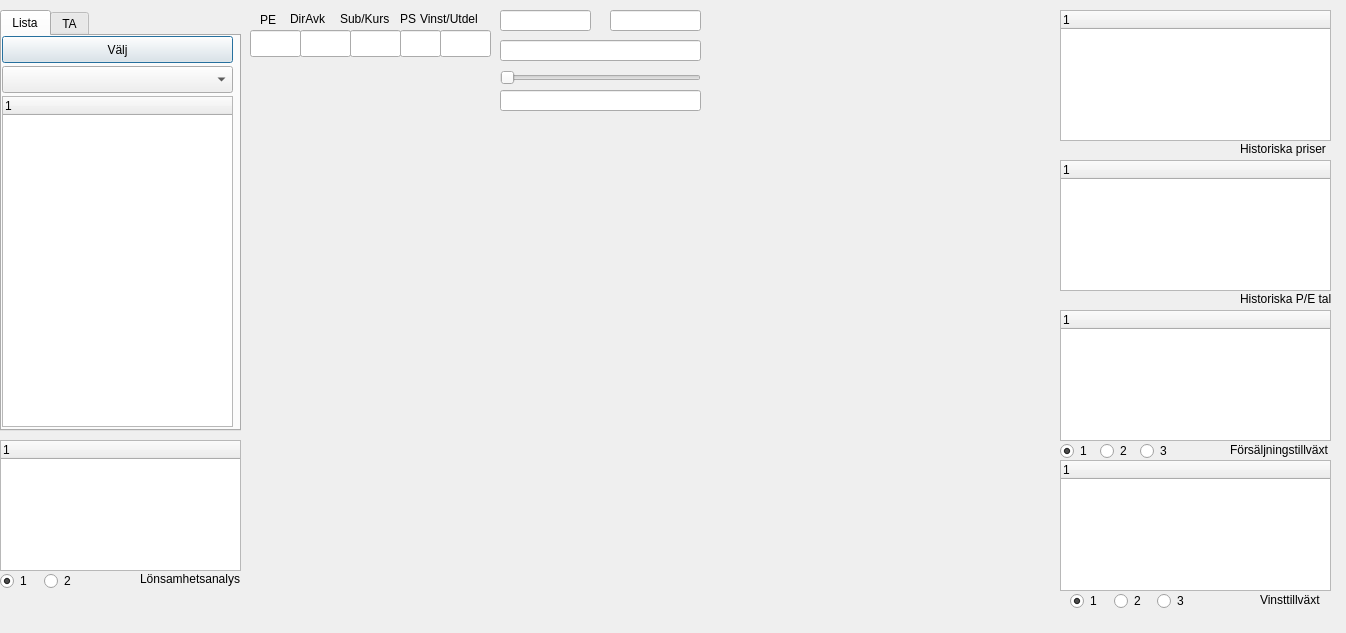
Above: TADlg.ui from ralex1975/jackStock before the change. Below: the same form after it.
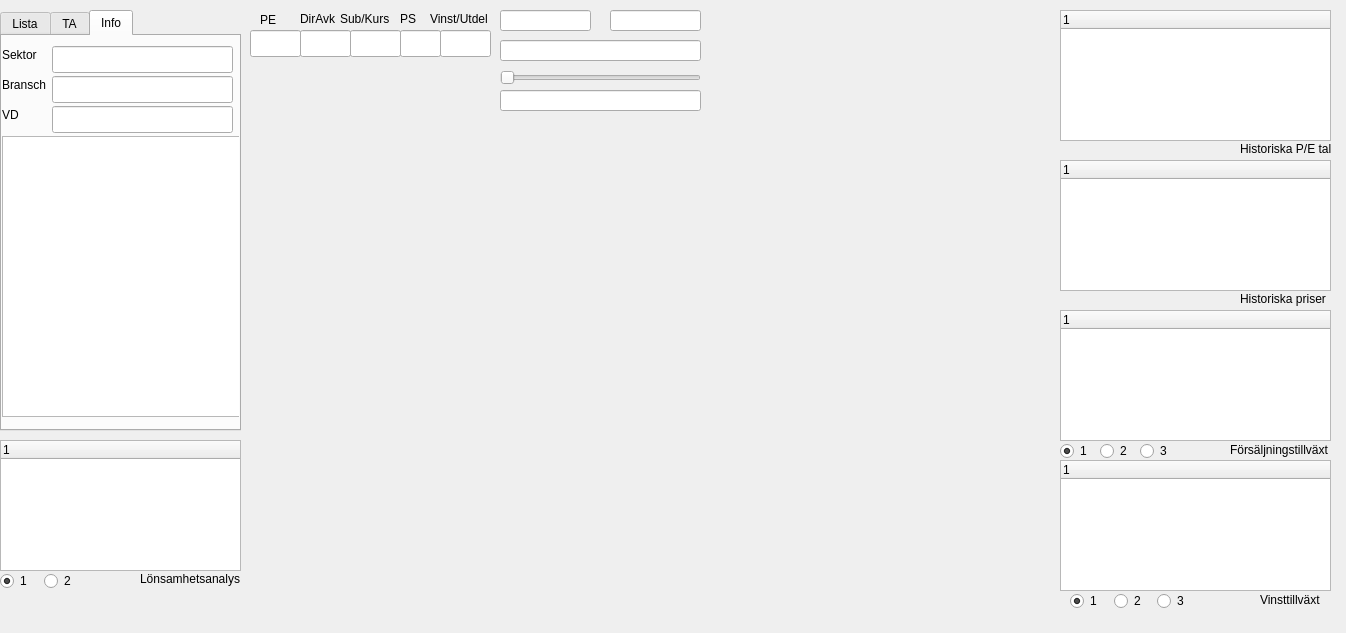
That is the form after the change. The open tabs and pages were chosen to show the change. Custom widgets are drawn as their Qt base class.

```diff
--- a/TADlg.ui
+++ b/TADlg.ui
@@ -47,7 +47,7 @@
    <property name="geometry">
     <rect>
      <x>1060</x>
-     <y>160</y>
+     <y>10</y>
      <width>271</width>
      <height>131</height>
     </rect>
@@ -90,7 +90,7 @@
    <property name="geometry">
     <rect>
      <x>730</x>
-     <y>10</y>
+     <y>160</y>
      <width>321</width>
      <height>131</height>
     </rect>
@@ -360,6 +360,120 @@
      </property>
     </widget>
    </widget>
+   <widget class="QWidget" name="tab_BussinessInfo">
+    <attribute name="title">
+     <string>Info</string>
+    </attribute>
+    <widget class="QTextEdit" name="textEditMoreInfoBussiness">
+     <property name="geometry">
+      <rect>
+       <x>0</x>
+       <y>100</y>
+       <width>241</width>
+       <height>281</height>
+      </rect>
+     </property>
+    </widget>
+    <widget class="QLabel" name="label_23">
+     <property name="geometry">
+      <rect>
+       <x>0</x>
+       <y>40</y>
+       <width>51</width>
+       <height>17</height>
+      </rect>
+     </property>
+     <property name="font">
+      <font>
+       <pointsize>9</pointsize>
+      </font>
+     </property>
+     <property name="text">
+      <string>Bransch</string>
+     </property>
+    </widget>
+    <widget class="QLineEdit" name="lineEditMoreInfoBransch_2">
+     <property name="geometry">
+      <rect>
+       <x>50</x>
+       <y>40</y>
+       <width>181</width>
+       <height>27</height>
+      </rect>
+     </property>
+     <property name="font">
+      <font>
+       <pointsize>9</pointsize>
+      </font>
+     </property>
+    </widget>
+    <widget class="QLabel" name="label_24">
+     <property name="geometry">
+      <rect>
+       <x>0</x>
+       <y>70</y>
+       <width>31</width>
+       <height>17</height>
+      </rect>
+     </property>
+     <property name="font">
+      <font>
+       <pointsize>9</pointsize>
+      </font>
+     </property>
+     <property name="text">
+      <string>VD</string>
+     </property>
+    </widget>
+    <widget class="QLabel" name="label_25">
+     <property name="geometry">
+      <rect>
+       <x>0</x>
+       <y>10</y>
+       <width>41</width>
+       <height>17</height>
+      </rect>
+     </property>
+     <property name="font">
+      <font>
+       <pointsize>9</pointsize>
+      </font>
+     </property>
+     <property name="text">
+      <string>Sektor</string>
+     </property>
+    </widget>
+    <widget class="QLineEdit" name="lineEditMoreInfoSector_2">
+     <property name="geometry">
+      <rect>
+       <x>50</x>
+       <y>10</y>
+       <width>181</width>
+       <height>27</height>
+      </rect>
+     </property>
+     <property name="font">
+      <font>
+       <pointsize>9</pointsize>
+      </font>
+     </property>
+    </widget>
+    <widget class="QLineEdit" name="lineEditMoreInfoexecutiveDirector_2">
+     <property name="geometry">
+      <rect>
+       <x>50</x>
+       <y>70</y>
+       <width>181</width>
+       <height>27</height>
+      </rect>
+     </property>
+     <property name="font">
+      <font>
+       <pointsize>9</pointsize>
+      </font>
+     </property>
+    </widget>
+   </widget>
   </widget>
   <widget class="QLineEdit" name="lineEditAssetName_3">
    <property name="geometry">
@@ -413,8 +527,8 @@
   <widget class="QLabel" name="labelOneDayProcentChange_3">
    <property name="geometry">
     <rect>
-     <x>90</x>
-     <y>10</y>
+     <x>430</x>
+     <y>90</y>
      <width>71</width>
      <height>17</height>
     </rect>
@@ -431,8 +545,8 @@
   <widget class="QLabel" name="labelLastPrice_3">
    <property name="geometry">
     <rect>
-     <x>180</x>
-     <y>10</y>
+     <x>430</x>
+     <y>60</y>
      <width>61</width>
      <height>17</height>
     </rect>
@@ -473,7 +587,7 @@
    <property name="geometry">
     <rect>
      <x>730</x>
-     <y>160</y>
+     <y>10</y>
      <width>321</width>
      <height>131</height>
     </rect>
@@ -530,7 +644,7 @@
   <widget class="QLabel" name="label_37">
    <property name="geometry">
     <rect>
-     <x>420</x>
+     <x>430</x>
      <y>10</y>
      <width>71</width>
      <height>17</height>
@@ -581,7 +695,7 @@
   <widget class="QLabel" name="label_36">
    <property name="geometry">
     <rect>
-     <x>290</x>
+     <x>300</x>
      <y>10</y>
      <width>41</width>
      <height>17</height>
@@ -761,7 +875,7 @@
    <property name="geometry">
     <rect>
      <x>1060</x>
-     <y>10</y>
+     <y>160</y>
      <width>271</width>
      <height>131</height>
     </rect>
@@ -904,7 +1018,7 @@
    <property name="geometry">
     <rect>
      <x>1240</x>
-     <y>290</y>
+     <y>140</y>
      <width>91</width>
      <height>17</height>
     </rect>
@@ -922,7 +1036,7 @@
    <property name="geometry">
     <rect>
      <x>1240</x>
-     <y>140</y>
+     <y>290</y>
      <width>91</width>
      <height>17</height>
     </rect>
```
Left out of the diff: 2 changed lines with no effect on the pictures.
